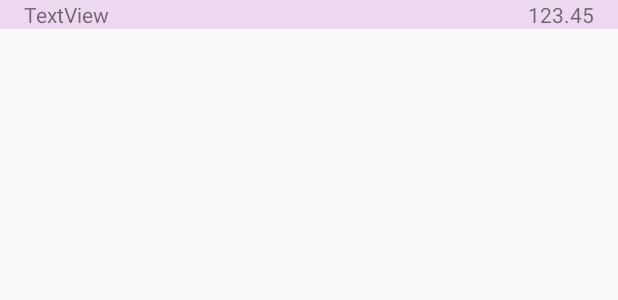
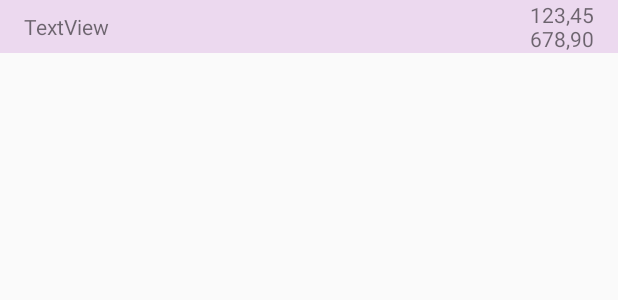
Before and after one commit to UndeRus/MoLe, an Android app: the layout content_account_summary.xml on its own in the app's theme, with its tools: preview values and no code run, on a phone screen of 412 x 824 dp. Shown: the top 300 px of the screen. Run offline under Robolectric (Android 15) with nearby library versions, the phone set to English and light mode, and no system bars; network calls fail.

Commit message:
center vertically the text in the account row

```diff
--- a/app/src/main/java/net/ktnx/mobileledger/AccountSummary.java
+++ b/app/src/main/java/net/ktnx/mobileledger/AccountSummary.java
@@ -16,6 +16,7 @@ import android.support.v7.app.AppCompatActivity;
 import android.support.v7.widget.Toolbar;
 import android.util.Log;
 import android.util.TypedValue;
+import android.view.Gravity;
 import android.view.Menu;
 import android.view.MenuItem;
 import android.view.View;
@@ -204,6 +205,7 @@ public class AccountSummary extends AppCompatActivity {
                 TableLayout t = new TableLayout(this);
                 TableRow r = new TableRow(this);
                 r.setLayoutParams(new TableRow.LayoutParams(ViewGroup.LayoutParams.MATCH_PARENT, ViewGroup.LayoutParams.MATCH_PARENT));
+                r.setGravity(Gravity.CENTER_VERTICAL);
                 r.setPadding(getResources().getDimensionPixelSize(R.dimen.activity_horizontal_margin), dp2px(4), getResources().getDimensionPixelSize(R.dimen.activity_horizontal_margin), dp2px(4));
                 if (even)
                     r.setBackgroundColor(getResources().getColor(R.color.table_row_even_bg, getTheme()));
@@ -217,6 +219,7 @@ public class AccountSummary extends AppCompatActivity {
                 TextView amt_tv = new TextView(this, null, R.style.account_summary_amounts);
                 amt_tv.setLayoutParams(new TableRow.LayoutParams(ViewGroup.LayoutParams.MATCH_PARENT, ViewGroup.LayoutParams.WRAP_CONTENT, 1f));
                 amt_tv.setTextAlignment(EditText.TEXT_ALIGNMENT_VIEW_END);
+                amt_tv.setGravity(Gravity.CENTER);
                 amt_tv.setMinWidth(dp2px(40f));
                 StringBuilder amt_text = new StringBuilder();
                 try (Cursor cAmounts = db.rawQuery("SELECT currency, value FROM account_values WHERE account = ?", new String[]{acc_name})) {
--- a/app/src/main/res/layout/content_account_summary.xml
+++ b/app/src/main/res/layout/content_account_summary.xml
@@ -52,6 +52,7 @@
                     android:layout_width="match_parent"
                     android:layout_height="match_parent"
                     android:background="@color/table_row_even_bg"
+                    android:gravity="center"
                     android:paddingStart="@dimen/activity_horizontal_margin"
                     android:paddingEnd="@dimen/activity_horizontal_margin">
 
@@ -63,7 +64,7 @@
                     <TextView
                         android:id="@+id/textView2"
                         style="@style/account_summary_amounts"
-                        android:text="123.45" />
+                        android:text="123,45\n678,90" />
                 </TableRow>
 
             </TableLayout>
```
